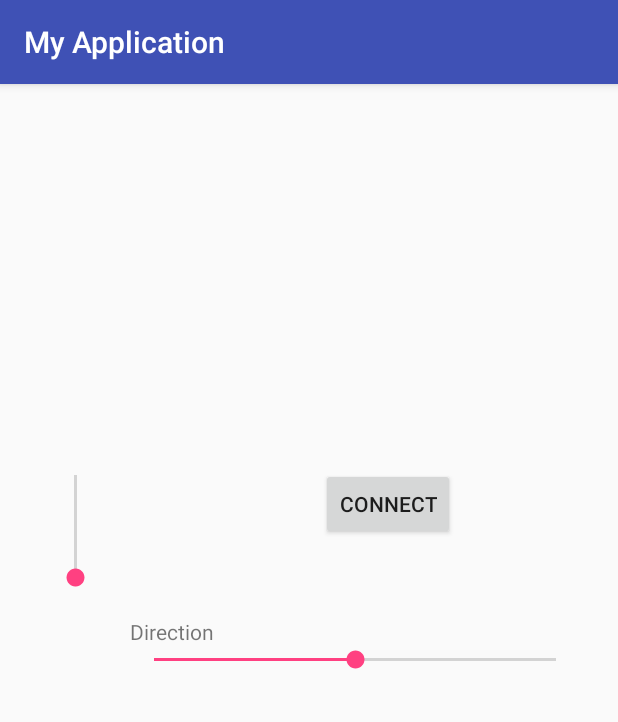
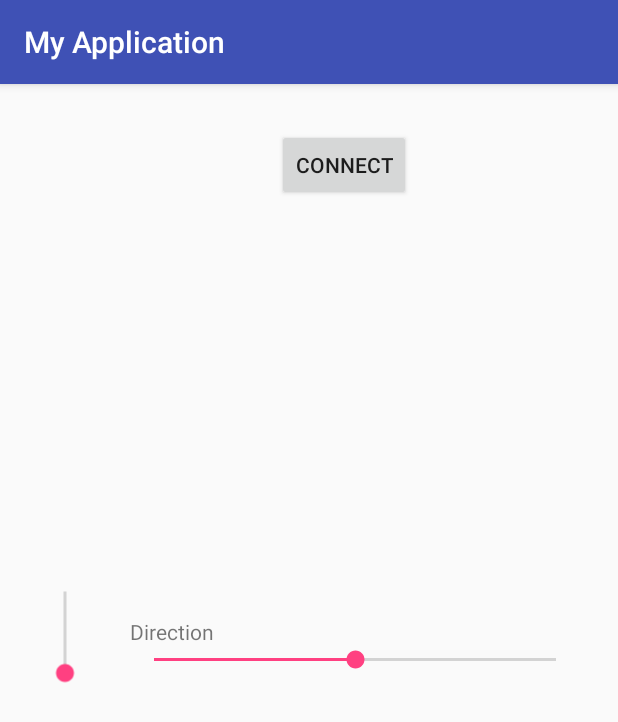
Before and after one commit to Sam-567/RpiCar, an Android app: the screen it shows after launch (MainActivity), on a phone screen of 412 x 824 dp. Shown: the top 722 px of the screen. Run offline under Robolectric (Android 15) with nearby library versions, the phone set to English and light mode, and no system bars.

Commit message:
layout changes

```diff
--- a/PhoneController/app/src/main/res/layout/activity_main.xml
+++ b/PhoneController/app/src/main/res/layout/activity_main.xml
@@ -24,16 +24,14 @@
         android:id="@+id/seekBar3"
         android:layout_width="300dp"
         android:layout_height="wrap_content"
-        android:layout_marginBottom="51dp"
 
         android:max="200"
         android:onClick="ChangeSpeed"
         tools:layout_editor_absoluteX="42dp"
         tools:layout_editor_absoluteY="237dp"
         android:rotation="270"
-        android:layout_above="@+id/textView3"
-        android:layout_alignEnd="@+id/textView3"
-        android:layout_marginEnd="42dp" />
+        android:layout_above="@+id/seekBar"
+        android:layout_toStartOf="@+id/textView3" />
 
     <Button
         android:id="@+id/ConnectButton"
@@ -44,9 +42,10 @@
         app:layout_constraintVertical_bias="1.0"
 
         android:onClick="Connect"
-        android:layout_alignBottom="@+id/seekBar3"
+        android:layout_marginTop="30dp"
+        android:layout_alignParentTop="true"
         android:layout_toEndOf="@+id/textView3"
-        android:layout_marginStart="71dp" />
+        android:layout_marginStart="42dp" />
 
     <TextView
         android:id="@+id/textView3"
```
